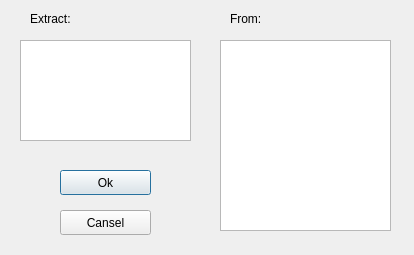
Old version of the form configwindow.ui in the repository dark-0ne/Log-Extractor.
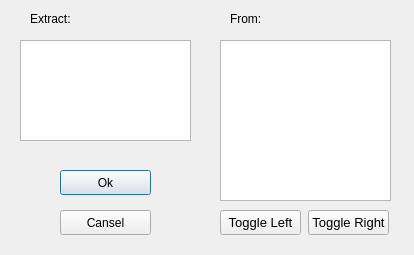
New version of the form.

Commit message: Added toggle buttons for left & right players in config window.

The edit to the form file:
```diff
--- a/configwindow.ui
+++ b/configwindow.ui
@@ -81,10 +81,52 @@
      <x>220</x>
      <y>40</y>
      <width>171</width>
-     <height>191</height>
+     <height>161</height>
     </rect>
    </property>
   </widget>
+  <widget class="QPushButton" name="toggleLeftButton">
+   <property name="geometry">
+    <rect>
+     <x>220</x>
+     <y>210</y>
+     <width>81</width>
+     <height>25</height>
+    </rect>
+   </property>
+   <property name="font">
+    <font>
+     <pointsize>10</pointsize>
+    </font>
+   </property>
+   <property name="focusPolicy">
+    <enum>Qt::StrongFocus</enum>
+   </property>
+   <property name="text">
+    <string>Toggle Left</string>
+   </property>
+  </widget>
+  <widget class="QPushButton" name="toggleRightButton">
+   <property name="geometry">
+    <rect>
+     <x>308</x>
+     <y>210</y>
+     <width>81</width>
+     <height>25</height>
+    </rect>
+   </property>
+   <property name="font">
+    <font>
+     <pointsize>10</pointsize>
+    </font>
+   </property>
+   <property name="focusPolicy">
+    <enum>Qt::StrongFocus</enum>
+   </property>
+   <property name="text">
+    <string>Toggle Right</string>
+   </property>
+  </widget>
  </widget>
  <resources/>
  <connections/>
```
The commit also changes 3 other files.
